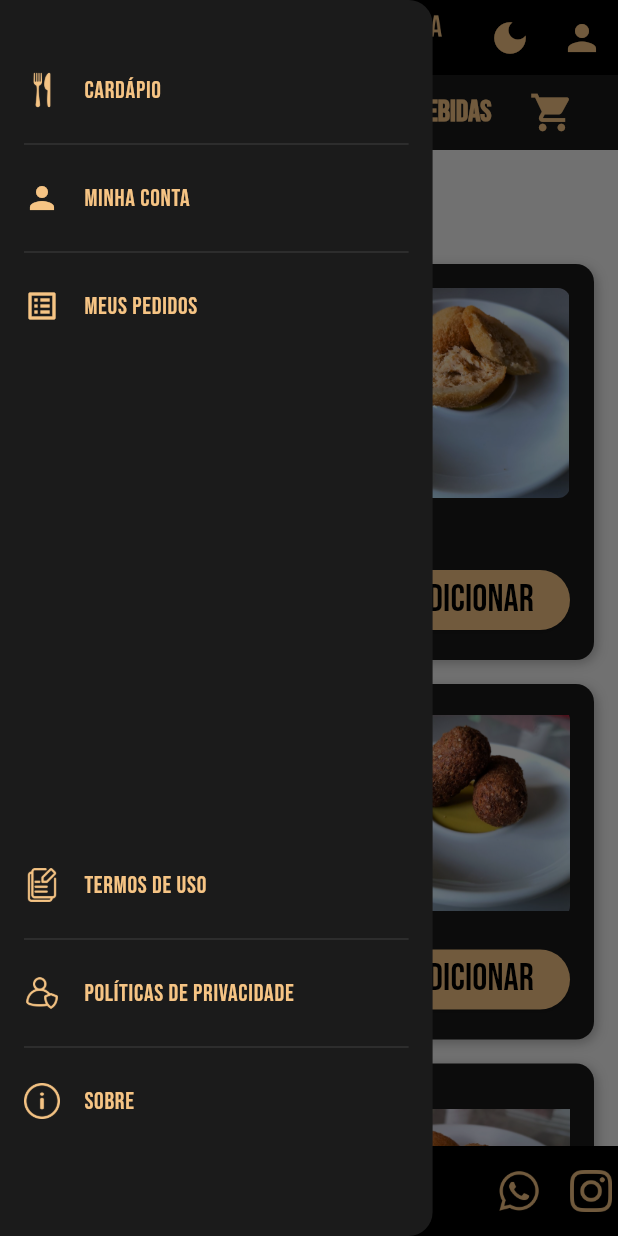
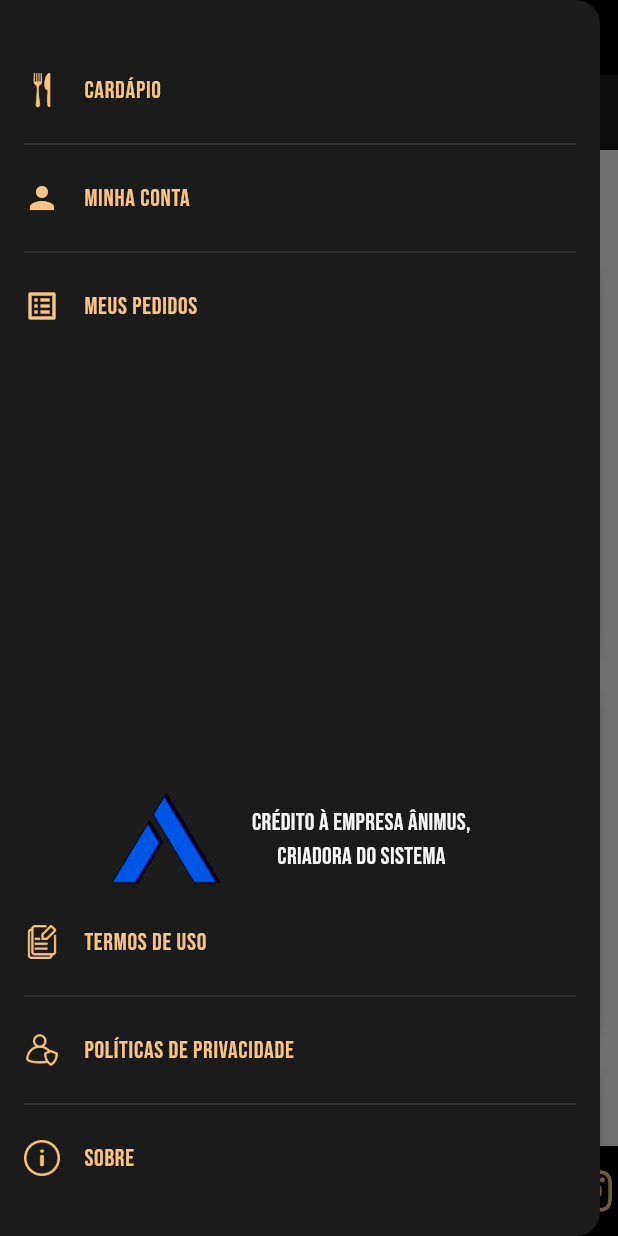
Before and after one commit to Animus2025/Lanchonete-da-Carminha_flutter, a Flutter app: the screen it shows after launch, with the side drawer open, on a phone screen of 412 x 824 dp. Run offline on Flutter 3.47's test engine with Material 3 defaults, Android fonts, the phone set to English and light mode, and no system bars; Roboto replaces fonts that are missing (Bebas Neue).

Commit message:
Crédito no menu e proporção no pc melhorada

```diff
--- a/lib/ui/widgets/custom_drawer.dart
+++ b/lib/ui/widgets/custom_drawer.dart
@@ -9,8 +9,12 @@ class CustomDrawer extends StatelessWidget {
   @override
   Widget build(BuildContext context) {
     return Drawer(
-      width: MediaQuery.of(context).size.width * 0.7, // Define a largura do Drawer
+      width: MediaQuery.of(context).size.width > 400 ? 400 : MediaQuery.of(context).size.width * 0.7, // Limita a largura máxima
       backgroundColor: AppColors.pretoClaro, // Cor de fundo do Drawer
+      child: Column(
+        children: [
+          // Parte de cima do menu (rolável se necessário)
+          Expanded(
             child: ListView(
               padding: const EdgeInsets.symmetric(vertical: 32.0),
               children: [
@@ -50,7 +54,42 @@ class CustomDrawer extends StatelessWidget {
                     Navigator.pushNamed(context, '/Meus-Pedidos'); // Navega para a tela de pedidos
                   },
                 ),
-          const SizedBox(height: 330), // Espaçamento vertical para separar os itens inferiores
+              ],
+            ),
+          ),
+          // Parte fixa embaixo do menu
+          Column(
+            children: [
+              Padding(
+                padding: const EdgeInsets.symmetric(horizontal: 24.0), // Espaço nas laterais
+                child: SizedBox(
+                  width: 260, // Largura máxima para centralizar o conteúdo
+                  child: Row(
+                    mainAxisAlignment: MainAxisAlignment.center,
+                    crossAxisAlignment: CrossAxisAlignment.center,
+                    children: [
+                      Image.asset(
+                        'lib/assets/icons/logo_animus.png',
+                        width: 80,
+                        height: 80,
+                      ),
+                      const SizedBox(width: 2),
+                      const Flexible(
+                        child: Text(
+                          "CRÉDITO À EMPRESA ÂNIMUS, CRIADORA DO SISTEMA",
+                          style: TextStyle(
+                            color: AppColors.branco,
+                            fontSize: 16,
+                          ),
+                          maxLines: 3,
+                          overflow: TextOverflow.ellipsis,
+                          textAlign: TextAlign.center,
+                        ),
+                      ),
+                    ],
+                  ),
+                ),
+              ),
 
               // Item do menu: Termos de Uso (com imagem personalizada)
               _buildMenuItemWithImage(
@@ -89,6 +128,11 @@ class CustomDrawer extends StatelessWidget {
                   Navigator.pushNamed(context, '/sobre');
                 },
               ),
+              const Padding(
+                padding: EdgeInsets.symmetric(vertical: 12.0),
+              ),
+            ],
+          ),
         ],
       ),
     );
```
Lines whose indentation alone changed are shown as unchanged.
